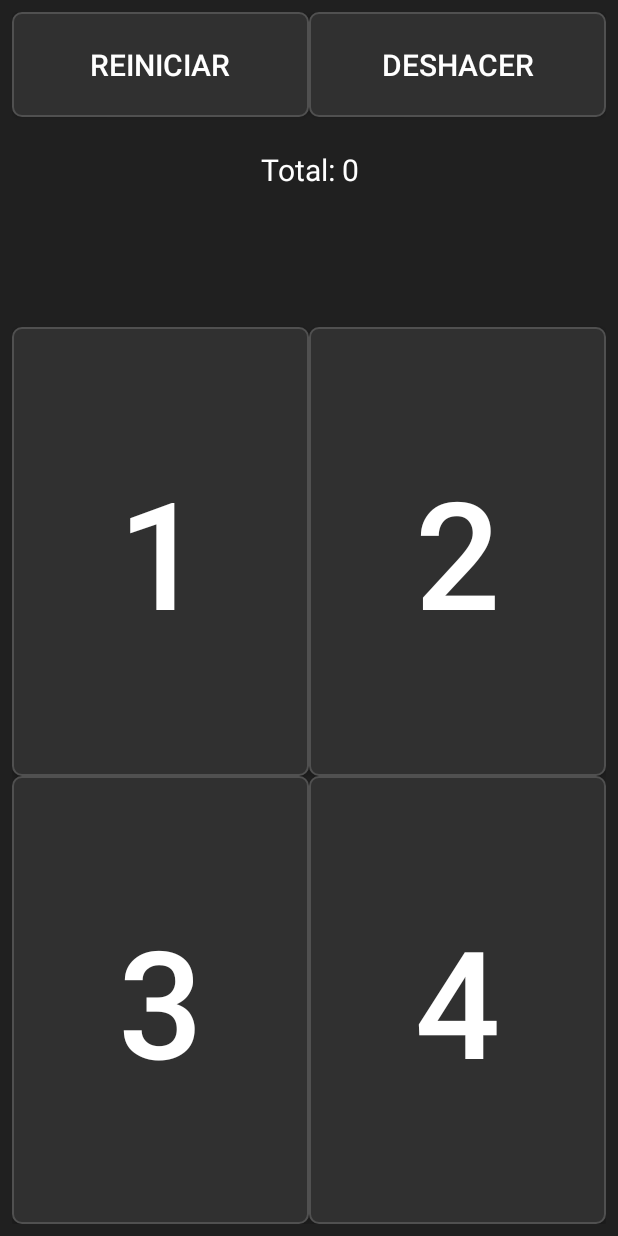
After one commit to alfchaval/IPGTree, an Android app: the DecklistActivity screen opened directly, with no data from a screen before it, on a phone screen of 412 x 824 dp. The commit adds this screen. Run offline under Robolectric (Android 15) with nearby library versions, the phone set to English and light mode, and no system bars.

Commit message:
añadido contador de listas

```diff
--- a/app/src/main/AndroidManifest.xml
+++ b/app/src/main/AndroidManifest.xml
@@ -17,6 +17,7 @@
         </activity>
         <activity android:name=".Activities.TreeActivity"/>
         <activity android:name=".Activities.QuizActivity"/>
+        <activity android:name=".Activities.DecklistActivity"/>
         <activity android:name=".Activities.AboutActivity"/>
     </application>
 
--- a/app/src/main/java/com/example/usuario/MagicQuiz/Activities/AboutActivity.java
+++ b/app/src/main/java/com/example/usuario/MagicQuiz/Activities/AboutActivity.java
@@ -17,12 +17,12 @@ public class AboutActivity extends AppCompatActivity {
 
         txv_about = findViewById(R.id.txv_about);
         txv_about.setText(
-                "Actualizado: 20-03-2019, RNA.\n" +
+                "Actualizado: 22-03-2019, RNA.\n" +
                 "\n" +
                 "Código de la app: https://github.com/alfchaval/Tree.git\n" +
                 "Sugerencias: alfchaval@hotmail.com\n" +
                 "\n" +
-                "Proximamente:\n" +
+                "Próximamente:\n" +
                 "- Añadir más preguntas al quiz\n" +
                 "- En el árbol expandir el tema de los ciclos para incluir casos con varios jugadores involucrados\n" +
                 "- En el árbol expandir ejemplos de errores de comunicación, que ahora abarcan todo el punto 4 de las MTR\n");
--- /dev/null
+++ b/app/src/main/java/com/example/usuario/MagicQuiz/Activities/DecklistActivity.java
@@ -0,0 +1,104 @@
+package com.example.usuario.MagicQuiz.Activities;
+
+import android.os.Bundle;
+import android.support.v7.app.AppCompatActivity;
+import android.view.View;
+import android.widget.Button;
+import android.widget.TextView;
+
+import com.example.usuario.MagicQuiz.R;
+
+import java.util.ArrayList;
+
+public class DecklistActivity extends AppCompatActivity {
+
+    private static final String KEY_NUMBERS = "key_numbers";
+
+    ArrayList<Integer> numbers;
+
+    Button btn_reset, btn_undo, btn_add_1, btn_add_2, btn_add_3, btn_add_4;
+    TextView txv_total, txv_number_list;
+
+    @Override
+    protected void onSaveInstanceState (Bundle outState) {
+        super.onSaveInstanceState(outState);
+        outState.putIntegerArrayList(KEY_NUMBERS, numbers);
+    }
+
+    @Override
+    protected void onCreate(final Bundle savedInstanceState) {
+        super.onCreate(savedInstanceState);
+        setContentView(R.layout.activity_decklist);
+
+        btn_reset = findViewById(R.id.btn_reset);
+        btn_reset.setOnClickListener(new View.OnClickListener() {
+            @Override
+            public void onClick(View view) {
+                numbers.clear();
+                WriteNumbers();
+            }
+        });
+        btn_undo = findViewById(R.id.btn_undo);
+        btn_undo.setOnClickListener(new View.OnClickListener() {
+            @Override
+            public void onClick(View view) {
+                numbers.remove(numbers.size() - 1);
+                WriteNumbers();
+            }
+        });
+        btn_add_1 = findViewById(R.id.btn_add_1);
+        btn_add_1.setOnClickListener(new View.OnClickListener() {
+            @Override
+            public void onClick(View view) {
+                numbers.add(1);
+                WriteNumbers();
+            }
+        });
+        btn_add_2 = findViewById(R.id.btn_add_2);
+        btn_add_2.setOnClickListener(new View.OnClickListener() {
+            @Override
+            public void onClick(View view) {
+                numbers.add(2);
+                WriteNumbers();
+            }
+        });
+        btn_add_3 = findViewById(R.id.btn_add_3);
+        btn_add_3.setOnClickListener(new View.OnClickListener() {
+            @Override
+            public void onClick(View view) {
+                numbers.add(3);
+                WriteNumbers();
+            }
+        });
+        btn_add_4 = findViewById(R.id.btn_add_4);
+        btn_add_4.setOnClickListener(new View.OnClickListener() {
+            @Override
+            public void onClick(View view) {
+                numbers.add(4);
+                WriteNumbers();
+            }
+        });
+
+        txv_total = findViewById(R.id.txv_total);
+        txv_number_list = findViewById(R.id.txv_number_list);
+
+        if (savedInstanceState != null) {
+            numbers = savedInstanceState.getIntegerArrayList(KEY_NUMBERS);
+        }
+        else {
+            numbers = new ArrayList<Integer>();
+        }
+        WriteNumbers();
+    }
+
+    public void WriteNumbers() {
+        int auxTotal = 0;
+        String auxList = "";
+        for(int i = 0; i < numbers.size(); i++) {
+            auxTotal += numbers.get(i);
+            auxList += numbers.get(i) + " ";
+        }
+        txv_total.setText("Total: " + auxTotal);
+        txv_number_list.setText(auxList);
+    }
+}
--- a/app/src/main/java/com/example/usuario/MagicQuiz/Activities/MainActivity.java
+++ b/app/src/main/java/com/example/usuario/MagicQuiz/Activities/MainActivity.java
@@ -10,7 +10,7 @@ import com.example.usuario.MagicQuiz.R;
 
 public class MainActivity extends AppCompatActivity {
 
-    Button btn_tree, btn_quiz, btn_about;
+    Button btn_tree, btn_quiz, btn_decklist, btn_about;
     Intent intent;
 
     @Override
@@ -34,6 +34,14 @@ public class MainActivity extends AppCompatActivity {
                 startActivity(intent);
             }
         });
+        btn_decklist = findViewById(R.id.btn_decklist);
+        btn_decklist.setOnClickListener(new View.OnClickListener() {
+            @Override
+            public void onClick(View view) {
+                intent = new Intent(MainActivity.this, DecklistActivity.class);
+                startActivity(intent);
+            }
+        });
         btn_about = findViewById(R.id.btn_about);
         btn_about.setOnClickListener(new View.OnClickListener() {
             @Override
--- a/app/src/main/java/com/example/usuario/MagicQuiz/Activities/QuizActivity.java
+++ b/app/src/main/java/com/example/usuario/MagicQuiz/Activities/QuizActivity.java
@@ -315,6 +315,6 @@ public class QuizActivity extends AppCompatActivity {
                 }
             }
         }
-        return (float)(25*points)/(4*questions.size());
+        return (float)(100*points)/(4*questions.size());
     }
 }
--- /dev/null
+++ b/app/src/main/res/layout-land/activity_decklist.xml
@@ -0,0 +1,123 @@
+<?xml version="1.0" encoding="utf-8"?>
+<android.support.constraint.ConstraintLayout xmlns:android="http://schemas.android.com/apk/res/android"
+    xmlns:app="http://schemas.android.com/apk/res-auto"
+    android:id="@+id/activity_tree"
+    android:layout_width="match_parent"
+    android:layout_height="match_parent"
+    android:paddingBottom="@dimen/activity_vertical_margin"
+    android:paddingLeft="@dimen/activity_horizontal_margin"
+    android:paddingRight="@dimen/activity_horizontal_margin"
+    android:paddingTop="@dimen/activity_vertical_margin"
+    >
+
+    <Button
+        android:id="@+id/btn_reset"
+        android:layout_width="300dp"
+        android:layout_height="70dp"
+        android:background="@drawable/answer_background_default"
+        android:textColor="@color/colorText"
+        android:textSize="20dp"
+        android:text="Reiniciar"
+        app:layout_constraintStart_toStartOf="parent"
+        app:layout_constraintEnd_toStartOf="@+id/btn_add_1"
+        app:layout_constraintTop_toTopOf="parent"
+        app:layout_constraintBottom_toTopOf="@+id/txv_total"
+        />
+
+    <TextView
+        android:id="@+id/txv_total"
+        android:layout_width="300dp"
+        android:layout_height="0dp"
+        android:textColor="@color/colorText"
+        android:textSize="20dp"
+        android:gravity="center"
+        app:layout_constraintStart_toStartOf="parent"
+        app:layout_constraintEnd_toStartOf="@+id/btn_add_1"
+        app:layout_constraintTop_toBottomOf="@+id/btn_reset"
+        app:layout_constraintBottom_toTopOf="@+id/txv_number_list"
+        />
+
+    <TextView
+        android:id="@+id/txv_number_list"
+        android:layout_width="300dp"
+        android:layout_height="0dp"
+        android:textColor="@color/colorText"
+        android:textSize="20dp"
+        android:gravity="center"
+        app:layout_constraintStart_toStartOf="parent"
+        app:layout_constraintEnd_toStartOf="@+id/btn_add_3"
+        app:layout_constraintTop_toBottomOf="@+id/txv_total"
+        app:layout_constraintBottom_toTopOf="@+id/btn_undo"
+        />
+
+    <Button
+        android:id="@+id/btn_undo"
+        android:layout_width="300dp"
+        android:layout_height="70dp"
+        android:background="@drawable/answer_background_default"
+        android:textColor="@color/colorText"
+        android:textSize="20dp"
+        android:text="Deshacer"
+        app:layout_constraintStart_toStartOf="parent"
+        app:layout_constraintEnd_toStartOf="@+id/btn_add_3"
+        app:layout_constraintTop_toBottomOf="@+id/txv_number_list"
+        app:layout_constraintBottom_toBottomOf="parent"
+        />
+
+    <Button
+        android:id="@+id/btn_add_1"
+        android:layout_width="0dp"
+        android:layout_height="0dp"
+        android:background="@drawable/answer_background_default"
+        android:textColor="@color/colorText"
+        android:textSize="100dp"
+        android:text="1"
+        app:layout_constraintStart_toEndOf="@+id/btn_reset"
+        app:layout_constraintEnd_toStartOf="@+id/btn_add_2"
+        app:layout_constraintTop_toTopOf="parent"
+        app:layout_constraintBottom_toTopOf="@+id/btn_add_3"
+        />
+
+    <Button
+        android:id="@+id/btn_add_2"
+        android:layout_width="0dp"
+        android:layout_height="0dp"
+        android:background="@drawable/answer_background_default"
+        android:textColor="@color/colorText"
+        android:textSize="100dp"
+        android:text="2"
+        app:layout_constraintStart_toEndOf="@+id/btn_add_1"
+        app:layout_constraintEnd_toEndOf="parent"
+        app:layout_constraintTop_toTopOf="parent"
+        app:layout_constraintBottom_toTopOf="@+id/btn_add_4"
+        />
+
+    <Button
+        android:id="@+id/btn_add_3"
+        android:layout_width="0dp"
+        android:layout_height="0dp"
+        android:background="@drawable/answer_background_default"
+        android:textColor="@color/colorText"
+        android:textSize="100dp"
+        android:text="3"
+        app:layout_constraintStart_toEndOf="@+id/btn_undo"
+        app:layout_constraintEnd_toStartOf="@+id/btn_add_4"
+        app:layout_constraintTop_toBottomOf="@+id/btn_add_1"
+        app:layout_constraintBottom_toBottomOf="parent"
+        />
+
+    <Button
+        android:id="@+id/btn_add_4"
+        android:layout_width="0dp"
+        android:layout_height="0dp"
+        android:background="@drawable/answer_background_default"
+        android:textColor="@color/colorText"
+        android:textSize="100dp"
+        android:text="4"
+        app:layout_constraintStart_toEndOf="@+id/btn_add_3"
+        app:layout_constraintEnd_toEndOf="parent"
+        app:layout_constraintTop_toBottomOf="@+id/btn_add_2"
+        app:layout_constraintBottom_toBottomOf="parent"
+        />
+
+</android.support.constraint.ConstraintLayout>
--- a/app/src/main/res/layout-land/activity_main.xml
+++ b/app/src/main/res/layout-land/activity_main.xml
@@ -39,10 +39,24 @@
         />
 
     <Button
+        android:id="@+id/btn_decklist"
+        android:layout_width="200dp"
+        android:layout_height="wrap_content"
+        app:layout_constraintStart_toStartOf="parent"
+        app:layout_constraintEnd_toStartOf="@+id/btn_about"
+        app:layout_constraintTop_toBottomOf="@+id/btn_tree"
+        app:layout_constraintBottom_toBottomOf="parent"
+        android:background="@drawable/answer_background_default"
+        android:textColor="@color/colorText"
+        android:textSize="20dp"
+        android:text="Información"
+        />
+
+    <Button
         android:id="@+id/btn_about"
         android:layout_width="200dp"
         android:layout_height="wrap_content"
-        app:layout_constraintStart_toStartOf="parent"
+        app:layout_constraintStart_toEndOf="@+id/btn_decklist"
         app:layout_constraintEnd_toEndOf="parent"
         app:layout_constraintTop_toBottomOf="@+id/btn_quiz"
         app:layout_constraintBottom_toBottomOf="parent"
--- /dev/null
+++ b/app/src/main/res/layout/activity_decklist.xml
@@ -0,0 +1,123 @@
+<?xml version="1.0" encoding="utf-8"?>
+<android.support.constraint.ConstraintLayout xmlns:android="http://schemas.android.com/apk/res/android"
+    xmlns:app="http://schemas.android.com/apk/res-auto"
+    android:id="@+id/activity_tree"
+    android:layout_width="match_parent"
+    android:layout_height="match_parent"
+    android:paddingBottom="@dimen/activity_vertical_margin"
+    android:paddingLeft="@dimen/activity_horizontal_margin"
+    android:paddingRight="@dimen/activity_horizontal_margin"
+    android:paddingTop="@dimen/activity_vertical_margin"
+    >
+
+    <Button
+        android:id="@+id/btn_reset"
+        android:layout_width="0dp"
+        android:layout_height="70dp"
+        android:background="@drawable/answer_background_default"
+        android:textColor="@color/colorText"
+        android:textSize="20dp"
+        android:text="Reiniciar"
+        app:layout_constraintStart_toStartOf="parent"
+        app:layout_constraintEnd_toStartOf="@+id/btn_undo"
+        app:layout_constraintTop_toTopOf="parent"
+        app:layout_constraintBottom_toTopOf="@+id/txv_total"
+        />
+
+    <Button
+        android:id="@+id/btn_undo"
+        android:layout_width="0dp"
+        android:layout_height="70dp"
+        android:background="@drawable/answer_background_default"
+        android:textColor="@color/colorText"
+        android:textSize="20dp"
+        android:text="Deshacer"
+        app:layout_constraintStart_toEndOf="@+id/btn_reset"
+        app:layout_constraintEnd_toEndOf="parent"
+        app:layout_constraintTop_toTopOf="parent"
+        app:layout_constraintBottom_toTopOf="@+id/txv_total"
+        />
+
+    <TextView
+        android:id="@+id/txv_total"
+        android:layout_width="0dp"
+        android:layout_height="70dp"
+        android:textColor="@color/colorText"
+        android:textSize="20dp"
+        android:gravity="center"
+        app:layout_constraintStart_toStartOf="parent"
+        app:layout_constraintEnd_toEndOf="parent"
+        app:layout_constraintTop_toBottomOf="@+id/btn_reset"
+        app:layout_constraintBottom_toTopOf="@+id/txv_number_list"
+        />
+
+    <TextView
+        android:id="@+id/txv_number_list"
+        android:layout_width="0dp"
+        android:layout_height="70dp"
+        android:textColor="@color/colorText"
+        android:textSize="20dp"
+        android:gravity="center"
+        app:layout_constraintStart_toStartOf="parent"
+        app:layout_constraintEnd_toEndOf="parent"
+        app:layout_constraintTop_toBottomOf="@+id/txv_total"
+        app:layout_constraintBottom_toTopOf="@+id/btn_add_1"
+        />
+
+    <Button
+        android:id="@+id/btn_add_1"
+        android:layout_width="0dp"
+        android:layout_height="0dp"
+        android:background="@drawable/answer_background_default"
+        android:textColor="@color/colorText"
+        android:textSize="100dp"
+        android:text="1"
+        app:layout_constraintStart_toStartOf="parent"
+        app:layout_constraintEnd_toStartOf="@+id/btn_add_2"
+        app:layout_constraintTop_toBottomOf="@+id/txv_number_list"
+        app:layout_constraintBottom_toTopOf="@+id/btn_add_3"
+        />
+
+    <Button
+        android:id="@+id/btn_add_2"
+        android:layout_width="0dp"
+        android:layout_height="0dp"
+        android:background="@drawable/answer_background_default"
+        android:textColor="@color/colorText"
+        android:textSize="100dp"
+        android:text="2"
+        app:layout_constraintStart_toEndOf="@+id/btn_add_1"
+        app:layout_constraintEnd_toEndOf="parent"
+        app:layout_constraintTop_toBottomOf="@+id/txv_number_list"
+        app:layout_constraintBottom_toTopOf="@+id/btn_add_4"
+        />
+
+    <Button
+        android:id="@+id/btn_add_3"
+        android:layout_width="0dp"
+        android:layout_height="0dp"
+        android:background="@drawable/answer_background_default"
+        android:textColor="@color/colorText"
+        android:textSize="100dp"
+        android:text="3"
+        app:layout_constraintStart_toStartOf="parent"
+        app:layout_constraintEnd_toStartOf="@+id/btn_add_4"
+        app:layout_constraintTop_toBottomOf="@+id/btn_add_1"
+        app:layout_constraintBottom_toBottomOf="parent"
+        />
+
+    <Button
+        android:id="@+id/btn_add_4"
+        android:layout_width="0dp"
+        android:layout_height="0dp"
+        android:background="@drawable/answer_background_default"
+        android:textColor="@color/colorText"
+        android:textSize="100dp"
+        android:text="4"
+        app:layout_constraintStart_toEndOf="@+id/btn_add_3"
+        app:layout_constraintEnd_toEndOf="parent"
+        app:layout_constraintTop_toBottomOf="@+id/btn_add_2"
+        app:layout_constraintBottom_toBottomOf="parent"
+        />
+
+</android.support.constraint.ConstraintLayout>
--- a/app/src/main/res/layout/activity_main.xml
+++ b/app/src/main/res/layout/activity_main.xml
@@ -31,11 +31,25 @@
         app:layout_constraintStart_toStartOf="parent"
         app:layout_constraintEnd_toEndOf="parent"
         app:layout_constraintTop_toBottomOf="@+id/btn_tree"
+        app:layout_constraintBottom_toTopOf="@+id/btn_decklist"
+        android:background="@drawable/answer_background_default"
+        android:textColor="@color/colorText"
+        android:textSize="20dp"
+        android:text="Questionario"
+        />
+
+    <Button
+        android:id="@+id/btn_decklist"
+        android:layout_width="200dp"
+        android:layout_height="wrap_content"
+        app:layout_constraintStart_toStartOf="parent"
+        app:layout_constraintEnd_toEndOf="parent"
+        app:layout_constraintTop_toBottomOf="@+id/btn_quiz"
         app:layout_constraintBottom_toTopOf="@+id/btn_about"
         android:background="@drawable/answer_background_default"
         android:textColor="@color/colorText"
         android:textSize="20dp"
-        android:text="Questionario"
+        android:text="Contador de listas"
         />
 
     <Button
@@ -44,7 +58,7 @@
         android:layout_height="wrap_content"
         app:layout_constraintStart_toStartOf="parent"
         app:layout_constraintEnd_toEndOf="parent"
-        app:layout_constraintTop_toBottomOf="@+id/btn_quiz"
+        app:layout_constraintTop_toBottomOf="@+id/btn_decklist"
         app:layout_constraintBottom_toBottomOf="parent"
         android:background="@drawable/answer_background_default"
         android:textColor="@color/colorText"
```
